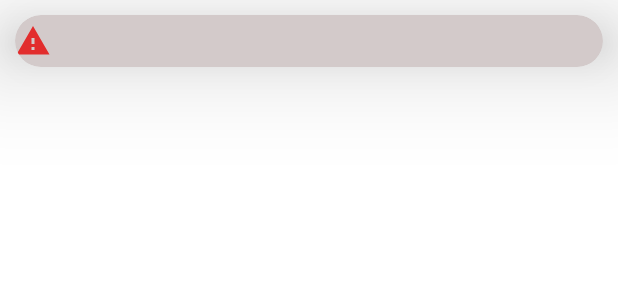
After one commit to omdeep1990/tp8ConceptsChetu, an Android app: the layout layout_custom_toast.xml on its own in the app's theme, with its tools: preview values and no code run, on a phone screen of 412 x 824 dp. The commit adds this screen. Shown: the top 300 px of the screen. Run offline under Robolectric (Android 15) with nearby library versions, the phone set to English and light mode, and no system bars.

Commit message:
custom toast, onPageOverloading

```diff
--- a/app/src/main/java/com/chetu/demotp8/NumberActivity.java
+++ b/app/src/main/java/com/chetu/demotp8/NumberActivity.java
@@ -41,6 +41,9 @@ public class NumberActivity extends AppCompatActivity {
                 binding.showMonth.setText("Current Value : "+monthName[numberPicker.getValue()]+"\n"+
                         "Old Value :"+monthName[oldValue]+"\n"+
                         "New Value :"+monthName[newValue]);
+
+                Util.customToast(NumberActivity.this, "Custom Toast Invoked From Number Activity");
+                Util.customToast("Simple Toast Called", NumberActivity.this);
             }
         });
     }
--- a/app/src/main/java/com/chetu/demotp8/WebViewActivity.java
+++ b/app/src/main/java/com/chetu/demotp8/WebViewActivity.java
@@ -3,6 +3,7 @@ package com.chetu.demotp8;
 import androidx.appcompat.app.AppCompatActivity;
 
 import android.app.ProgressDialog;
+import android.content.Intent;
 import android.os.Bundle;
 import android.webkit.WebResourceRequest;
 import android.webkit.WebView;
@@ -31,6 +32,11 @@ public class WebViewActivity extends AppCompatActivity {
     class MyWebViewClient extends WebViewClient {
         @Override
         public boolean shouldOverrideUrlLoading(WebView view, WebResourceRequest request) {
+            if (request.getUrl().toString().contains(view.getUrl())) {
+
+            } else {
+                startActivity(new Intent(Intent.ACTION_VIEW, request.getUrl()));
+            }
             return super.shouldOverrideUrlLoading(view, request);
         }
         @Override
--- /dev/null
+++ b/app/src/main/res/drawable/warning.xml
@@ -0,0 +1,5 @@
+<vector android:height="24dp" android:tint="#E22D2D"
+    android:viewportHeight="24" android:viewportWidth="24"
+    android:width="24dp" xmlns:android="http://schemas.android.com/apk/res/android">
+    <path android:fillColor="@android:color/white" android:pathData="M1,21h22L12,2 1,21zM13,18h-2v-2h2v2zM13,14h-2v-4h2v4z"/>
+</vector>
--- /dev/null
+++ b/app/src/main/res/layout/layout_custom_toast.xml
@@ -0,0 +1,41 @@
+<?xml version="1.0" encoding="utf-8"?>
+<androidx.constraintlayout.widget.ConstraintLayout xmlns:android="http://schemas.android.com/apk/res/android"
+    android:layout_width="match_parent"
+    android:layout_height="match_parent"
+    android:id="@+id/root_layout"
+    xmlns:app="http://schemas.android.com/apk/res-auto">
+
+    <com.google.android.material.card.MaterialCardView
+        android:id="@+id/card_view"
+        app:cardCornerRadius="40dp"
+        app:cardElevation="40dp"
+        app:cardBackgroundColor="@color/grey"
+        android:layout_margin="10dp"
+        android:layout_width="match_parent"
+        android:layout_height="wrap_content"
+        app:layout_constraintTop_toTopOf="parent"
+        app:layout_constraintStart_toStartOf="parent"
+        app:layout_constraintEnd_toEndOf="parent">
+
+        <androidx.constraintlayout.widget.ConstraintLayout
+            android:layout_width="match_parent"
+            android:layout_height="wrap_content">
+
+            <com.google.android.material.textview.MaterialTextView
+                android:id="@+id/show_toast"
+                android:textSize="25sp"
+                android:textStyle="bold"
+                android:drawableStart="@drawable/warning"
+                android:textColor="@color/black"
+                android:textAlignment="center"
+                android:textCursorDrawable="@color/purple_700"
+                android:layout_width="match_parent"
+                android:layout_height="wrap_content"
+                app:layout_constraintTop_toTopOf="parent"
+                app:layout_constraintStart_toStartOf="parent"
+                app:layout_constraintEnd_toEndOf="parent"/>
+        </androidx.constraintlayout.widget.ConstraintLayout>
+
+    </com.google.android.material.card.MaterialCardView>
+
+</androidx.constraintlayout.widget.ConstraintLayout>
--- a/app/src/main/res/values/colors.xml
+++ b/app/src/main/res/values/colors.xml
@@ -7,4 +7,5 @@
     <color name="teal_700">#FF018786</color>
     <color name="black">#FF000000</color>
     <color name="white">#FFFFFFFF</color>
+    <color name="grey">#D3CACA</color>
 </resources>
```
Also changed, not shown: app/src/main/AndroidManifest.xml (+8 -9 lines), app/src/main/java/com/chetu/demotp8/Util.java (added, +28 -0 lines).
